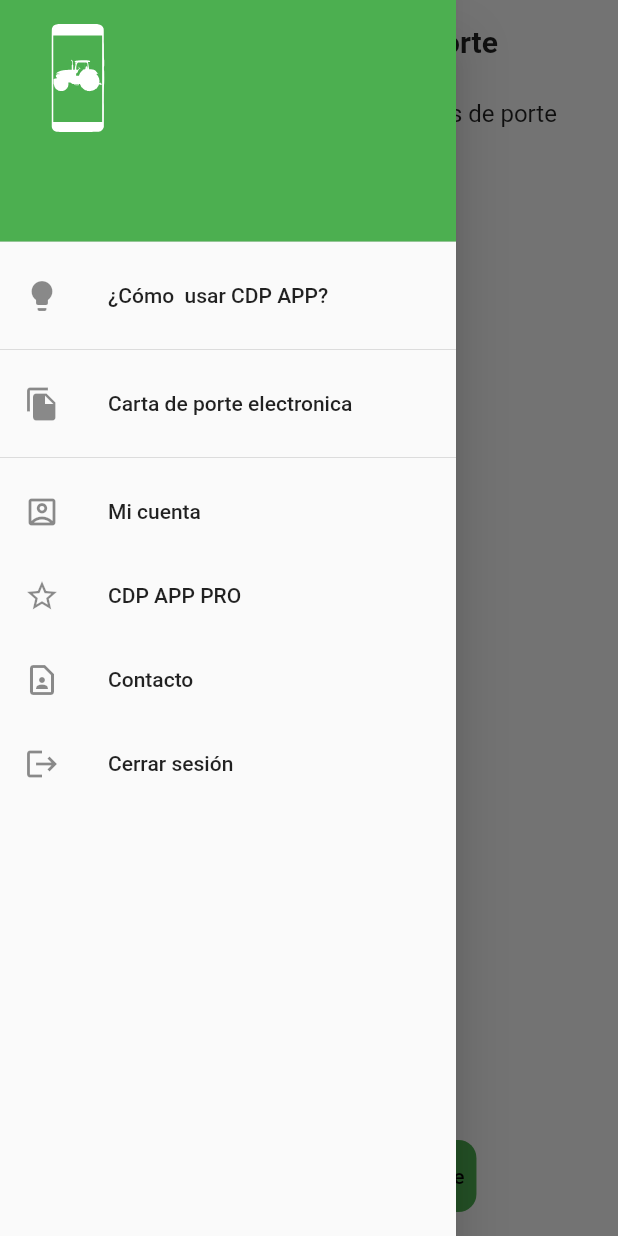
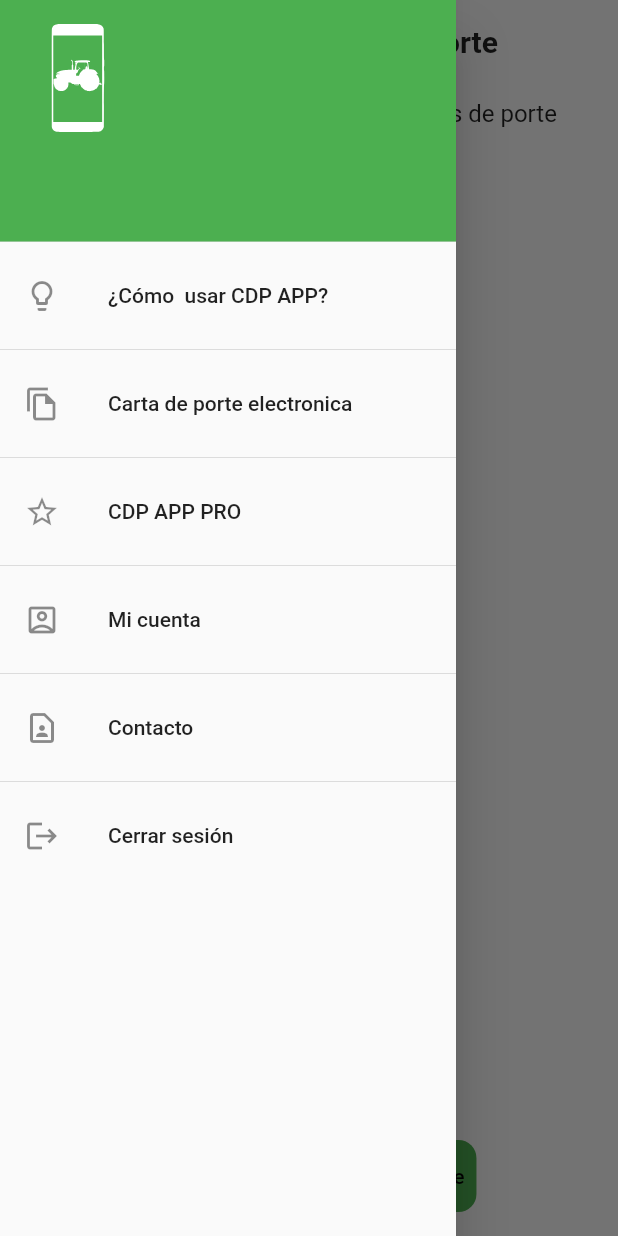
Before and after one commit to HoltzTomas/CDPAPP, a Flutter app: the screen it shows once a user with an empty profile is signed in, with the side drawer open, on a phone screen of 412 x 824 dp. Run offline on Flutter 3.47's test engine with Material 2 defaults, Android fonts, the phone set to English and light mode, and no system bars; drawn by our look-alikes of overlay_support; our stand-ins replace cloud_firestore, connectivity, easy_splash_screen, file_picker, firebase_auth, firebase_core and 6 more; missing offline and left inert: flutter_webview_plugin, purchases_flutter, syncfusion_flutter_pdf, syncfusion_flutter_signaturepad; accounts and stored records are empty.

Commit message:
Modifing Home Drawer

```diff
--- a/cdp_app/lib/Company/ui/screens/ElectronicCDP/electronic_cdp_screen.dart
+++ b/cdp_app/lib/Company/ui/screens/ElectronicCDP/electronic_cdp_screen.dart
@@ -36,7 +36,7 @@
             margin: const EdgeInsets.symmetric(horizontal: defaultPadding, vertical: defaultPadding),
             alignment: Alignment.centerRight,
             child: const Text(
-              "Team CDP APP",
+              "Equipo CDP APP",
               style: TextStyle(
                 fontSize: 15,
                 fontStyle: FontStyle.italic,
--- a/cdp_app/lib/Company/ui/screens/HomeScreen/widgets/home_drawer.dart
+++ b/cdp_app/lib/Company/ui/screens/HomeScreen/widgets/home_drawer.dart
@@ -32,7 +32,7 @@
             decoration: const BoxDecoration(color: primaryColor),
           ),
           ListTile(
-            leading: const Icon(Icons.lightbulb),
+            leading: const Icon(Icons.lightbulb_outline),
             title: const Text("¿Cómo  usar CDP APP?"),
             onTap: () {
               Navigator.push(
@@ -45,7 +45,7 @@
           ),
           const Divider(),
           ListTile(
-            leading: const Icon(Icons.file_copy),
+            leading: const Icon(Icons.file_copy_outlined),
             title: const Text("Carta de porte electronica"),
             onTap: () {
               Navigator.push(
@@ -57,18 +57,6 @@
             },
           ),
           const Divider(),
-          ListTile(
-            leading: const Icon(Icons.account_box_outlined),
-            title: const Text("Mi cuenta"),
-            onTap: () {
-              Navigator.push(
-                context,
-                PageTransition(
-                    child: const AccountConfigurationScreen(),
-                    type: PageTransitionType.rightToLeft),
-              );
-            },
-          ),
           Consumer(
             builder: (context, watch, child) {
               return ListTile(
@@ -90,6 +78,20 @@
               );
             },
           ),
+          const Divider(),
+          ListTile(
+            leading: const Icon(Icons.account_box_outlined),
+            title: const Text("Mi cuenta"),
+            onTap: () {
+              Navigator.push(
+                context,
+                PageTransition(
+                    child: const AccountConfigurationScreen(),
+                    type: PageTransitionType.rightToLeft),
+              );
+            },
+          ),
+          const Divider(),
           ListTile(
             leading: const Icon(Icons.contact_page_outlined),
             title: const Text("Contacto"),
@@ -102,6 +104,7 @@
                   );
             },
           ),
+          const Divider(),
           ListTile(
             leading: const Icon(Icons.logout),
             title: const Text("Cerrar sesión"),
```
